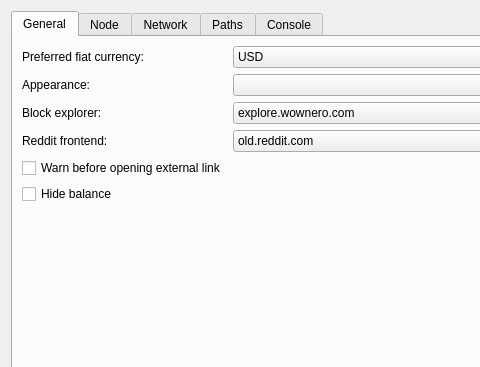
The window that src/settings.ui (sanderfoobar/wowlet) describes before a commit, drawn with Qt 5; both pictures show x 0 to 480 and y 0 to 367 of the 1123 by 555 pixel window.
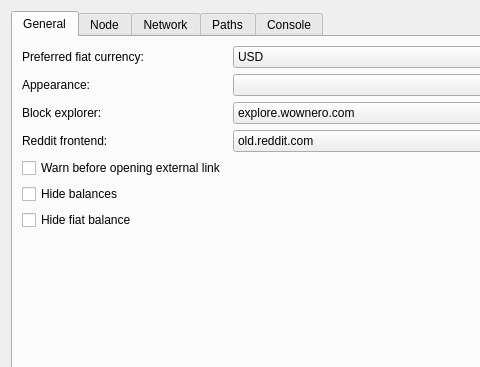
The same window after the commit. Icons and pictures are not drawn. Custom widgets are drawn as their Qt base class.

Commit message: Optionally (only) hide fiat balance

The edit to the form file:
```diff
--- a/src/settings.ui
+++ b/src/settings.ui
@@ -161,7 +161,7 @@
        <item row="5" column="0">
         <widget class="QCheckBox" name="checkBox_hideBalance">
          <property name="text">
-          <string>Hide balance</string>
+          <string>Hide balances</string>
          </property>
         </widget>
        </item>
@@ -191,6 +191,13 @@
          </item>
         </widget>
        </item>
+       <item row="6" column="0">
+        <widget class="QCheckBox" name="checkBox_hideFiatBalance">
+         <property name="text">
+          <string>Hide fiat balance</string>
+         </property>
+        </widget>
+       </item>
       </layout>
      </widget>
      <widget class="QWidget" name="tab_node">
```
The commit also changes 4 other files.
